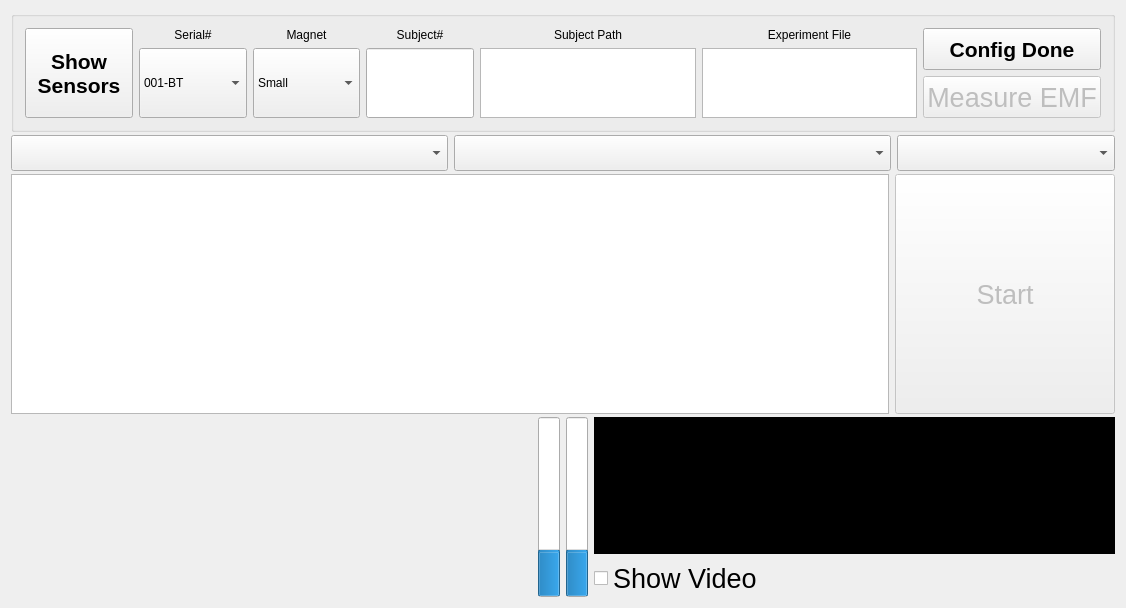
Old version of the form tts_gui_experiment/TTS_GUI.ui in the repository Sebnor-Doc/Collect_Data.
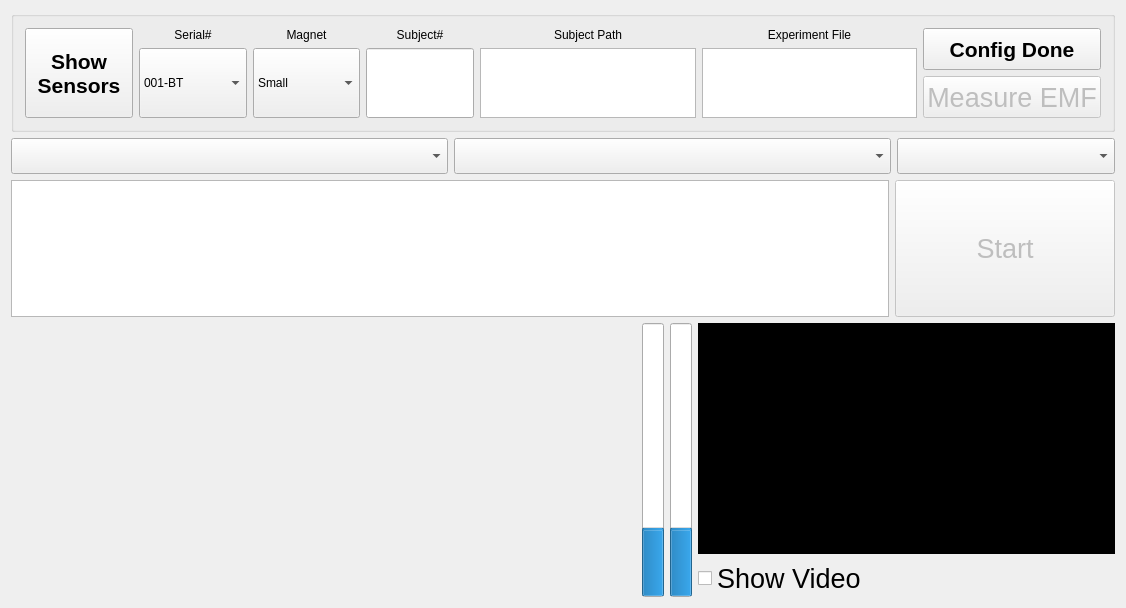
New version of the form. Custom widgets are drawn as their Qt base class.

Patch:
```diff
--- a/tts_gui_experiment/TTS_GUI.ui
+++ b/tts_gui_experiment/TTS_GUI.ui
@@ -14,13 +14,7 @@
    <string>Tongue Tracking System v1.0</string>
   </property>
   <widget class="QWidget" name="centralWidget">
-   <layout class="QVBoxLayout" name="verticalLayout" stretch="1,0,4,3">
-    <property name="spacing">
-     <number>3</number>
-    </property>
-    <property name="sizeConstraint">
-     <enum>QLayout::SetDefaultConstraint</enum>
-    </property>
+   <layout class="QVBoxLayout" name="verticalLayout" stretch="1,1,4,8">
     <item>
      <widget class="QGroupBox" name="configBox">
       <property name="title">
@@ -380,12 +374,16 @@
      </layout>
     </item>
     <item>
-     <layout class="QHBoxLayout" name="playButtonLay" stretch="1">
+     <layout class="QHBoxLayout" name="biofeedbackLayout" stretch="3,0,2">
       <item>
-       <layout class="QHBoxLayout" name="biofeedbackLay">
-        <item>
-         <widget class="QCustomPlot" name="tongueTrajPlot" native="true"/>
-        </item>
+       <widget class="QCustomPlot" name="tongueTrajPlot" native="true">
+        <property name="autoFillBackground">
+         <bool>true</bool>
+        </property>
+       </widget>
+      </item>
+      <item>
+       <layout class="QHBoxLayout" name="audioLayout">
         <item>
          <widget class="QProgressBar" name="leftVolumeBar">
           <property name="value">
@@ -406,6 +404,8 @@
           </property>
          </widget>
         </item>
+       </layout>
+      </item>
         <item>
          <layout class="QVBoxLayout" name="videoLay" stretch="3,1">
           <item>
@@ -444,8 +444,6 @@
              <string>Show Video</string>
             </property>
            </widget>
-          </item>
-         </layout>
         </item>
        </layout>
       </item>
```
Lines whose indentation alone changed are shown as unchanged.
